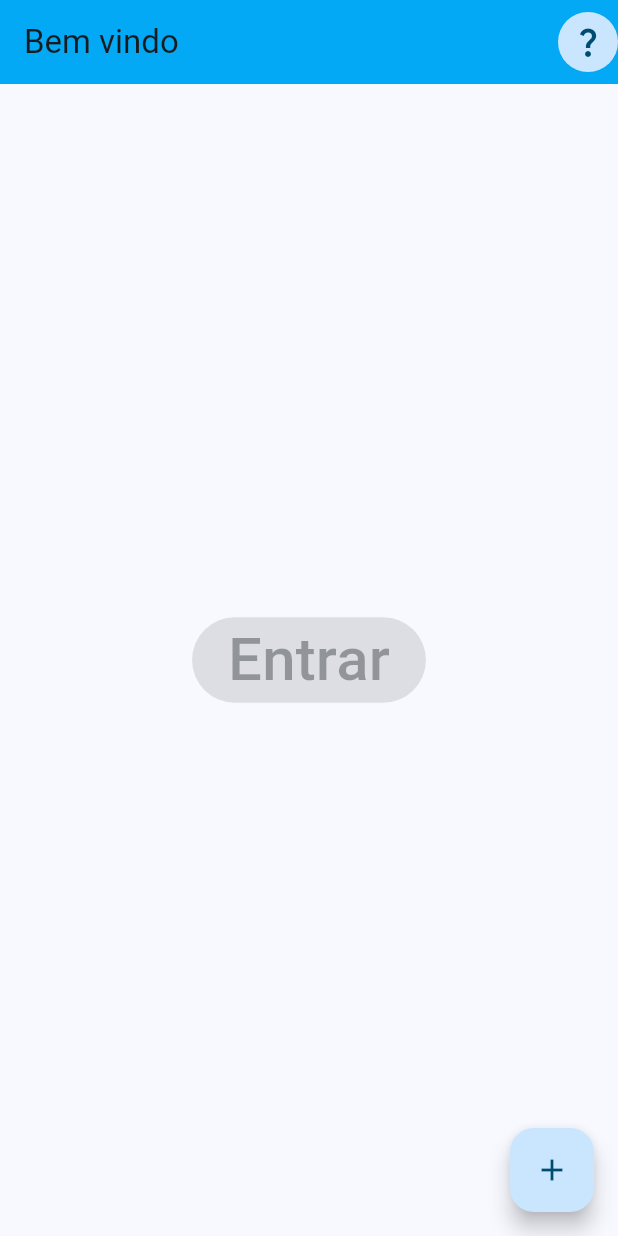
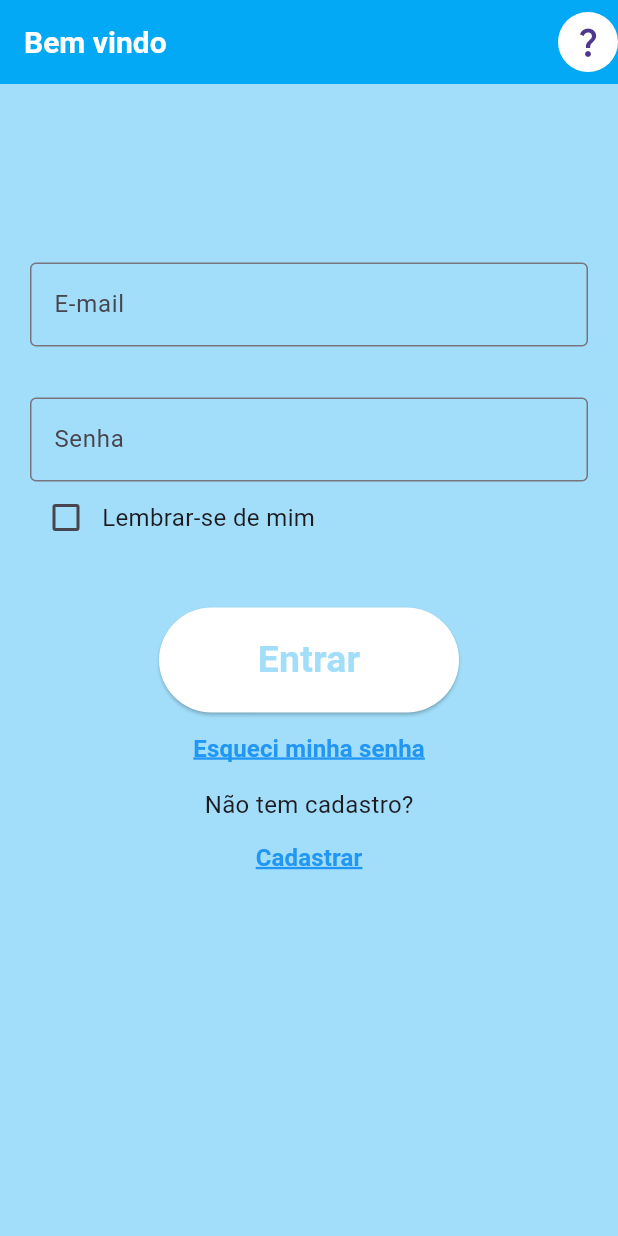
Before and after one commit to vinifred1003/tcc_app, a Flutter app: the screen it shows after launch, on a phone screen of 412 x 824 dp. Run offline on Flutter 3.47's test engine with Material 3 defaults, Android fonts, the phone set to English and light mode, and no system bars; Roboto replaces fonts that are missing (OpenSans).

Commit message:
login screen widgets

```diff
--- a/lib/main.dart
+++ b/lib/main.dart
@@ -1,5 +1,6 @@
+import 'dart:ui';
 import 'package:flutter/material.dart';
-import 'package:flutter/scheduler.dart';
+import './screens/login_screen.dart';
 
 void main() {
   runApp(MeproviApp());
@@ -12,70 +13,35 @@ class MeproviApp extends StatelessWidget {
   @override
   Widget build(BuildContext context) {
     final ThemeData tema = ThemeData();
+
     return MaterialApp(
-      title: 'MeproviAPP',
-      theme: ThemeData(
-        colorScheme: ColorScheme.fromSeed(seedColor: Colors.lightBlue),
-        useMaterial3: true,
+      home: LoginScreen(),
+      theme: tema.copyWith(
+        colorScheme: tema.colorScheme.copyWith(
+          primary: Colors.lightBlue,
+          secondary: Color.fromARGB(255, 162, 222, 250),
+        ),
+        textTheme: tema.textTheme.copyWith(
+          titleLarge: const TextStyle(
+            fontFamily: 'OpenSans',
+            fontSize: 18,
+            fontWeight: FontWeight.bold,
+            color: Colors.black,
+          ),
+          labelLarge: const TextStyle(
+            color: Colors.white,
+            fontWeight: FontWeight.bold,
+          ),
+        ),
+        appBarTheme: AppBarTheme(
+          color: Theme.of(context).colorScheme.primary,
+          titleTextStyle: const TextStyle(
+            fontFamily: 'OpenSans',
+            fontSize: 20,
+            fontWeight: FontWeight.bold,
+          ),
+        ),
       ),
-      home: const MyHomePage(title: 'Flutter Demo Home Page'),
     );
   }
 }
-
-class MyHomePage extends StatefulWidget {
-  const MyHomePage({super.key, required this.title});
-
-  final String title;
-
-  @override
-  State<MyHomePage> createState() => _MyHomePageState();
-}
-
-class _MyHomePageState extends State<MyHomePage> {
-  int _counter = 0;
-
-  void _incrementCounter() {
-    setState(() {
-      _counter++;
-    });
-  }
-
-  @override
-  Widget build(BuildContext context) {
-    return Scaffold(
-      appBar: AppBar(
-        title: Text("Bem vindo"),
-        backgroundColor: Colors.lightBlue,
-        actions: const <Widget>[
-          CircleAvatar(
-            radius: 20,
-            child: Padding(
-              padding: EdgeInsets.all(4.0),
-              child: Icon(Icons.question_mark),
-            ),
-          ),
-        ],
-      ),
-      body: Center(
-        child: Column(
-          mainAxisAlignment: MainAxisAlignment.center,
-          children: <Widget>[
-            ElevatedButton(
-              onPressed: null,
-              child: Text(
-                "Entrar",
-                style: TextStyle(fontSize: 40),
-              ),
-            ),
-          ],
-        ),
-      ),
-      floatingActionButton: FloatingActionButton(
-        onPressed: _incrementCounter,
-        tooltip: 'Increment',
-        child: const Icon(Icons.add),
-      ), // This trailing comma makes auto-formatting nicer for build methods.
-    );
-  }
-}
--- a/lib/screens/login_screen.dart
+++ b/lib/screens/login_screen.dart
@@ -0,0 +1,144 @@
+import 'package:flutter/material.dart';
+
+class LoginScreen extends StatefulWidget {
+  const LoginScreen({super.key});
+
+  @override
+  State<LoginScreen> createState() => _LoginScreenState();
+}
+
+class _LoginScreenState extends State<LoginScreen> {
+  bool isChecked = false;
+  @override
+  Widget build(BuildContext context) {
+    return Scaffold(
+      backgroundColor: Theme.of(context).colorScheme.secondary,
+      appBar: AppBar(
+        title: Text("Bem vindo"),
+        backgroundColor: Theme.of(context).colorScheme.primary,
+        actions: const <Widget>[
+          CircleAvatar(
+            backgroundColor: Colors.white,
+            radius: 20,
+            child: Padding(
+              padding: EdgeInsets.all(4.0),
+              child: Icon(Icons.question_mark),
+            ),
+          ),
+        ],
+      ),
+      body: SizedBox(
+        height: 2000,
+        child: Column(
+          mainAxisAlignment: MainAxisAlignment.center,
+          children: <Widget>[
+            Padding(
+              padding: const EdgeInsets.all(20),
+              child: Column(
+                children: [
+                  SizedBox(
+                    height: 90,
+                    child: TextField(
+                      decoration: InputDecoration(
+                        border: OutlineInputBorder(),
+                        hintText: '',
+                        labelText: 'E-mail',
+                      ),
+                    ),
+                  ),
+                  SizedBox(
+                    height: 120,
+                    child: Column(
+                      children: [
+                        TextField(
+                          decoration: InputDecoration(
+                            border: OutlineInputBorder(),
+                            labelText: 'Senha',
+                          ),
+                        ),
+                        Row(
+                          children: [
+                            Checkbox(
+                              checkColor: Colors.white,
+                              value: isChecked,
+                              onChanged: (bool? value) {
+                                setState(() {
+                                  isChecked = value!;
+                                });
+                              },
+                            ),
+                            Text(
+                              'Lembrar-se de mim',
+                              style: TextStyle(fontSize: 16),
+                            ),
+                          ],
+                        ),
+                      ],
+                    ),
+                  ),
+                ],
+              ),
+            ),
+            SizedBox(
+              height: 120,
+              child: Column(
+                children: [
+                  ElevatedButton(
+                    onPressed: () {},
+                    style: ElevatedButton.styleFrom(
+                      backgroundColor:
+                          Theme.of(context).textTheme.labelLarge?.color,
+                      foregroundColor: Theme.of(context).colorScheme.secondary,
+                      minimumSize: Size(200, 70),
+                    ),
+                    child: const Text(
+                      "Entrar",
+                      style: TextStyle(fontSize: 25),
+                    ),
+                  ),
+                  TextButton(
+                    onPressed: () {},
+                    child: const Text(
+                      "Esqueci minha senha",
+                      style: TextStyle(
+                        fontSize: 16,
+                        color: Colors.blue,
+                        decoration: TextDecoration.underline,
+                        decorationColor: Colors.blue, // Set the color you want
+                        decorationThickness: 2.0,
+                      ),
+                    ),
+                  ),
+                ],
+              ),
+            ),
+            SizedBox(
+              height: 200,
+              child: Column(
+                children: [
+                  const Text(
+                    'Não tem cadastro?',
+                    style: TextStyle(fontSize: 16),
+                  ),
+                  TextButton(
+                    onPressed: () {},
+                    child: const Text(
+                      "Cadastrar",
+                      style: TextStyle(
+                        fontSize: 16,
+                        color: Colors.blue,
+                        decoration: TextDecoration.underline,
+                        decorationColor: Colors.blue, // Set the color you want
+                        decorationThickness: 2.0,
+                      ),
+                    ),
+                  ),
+                ],
+              ),
+            ),
+          ],
+        ),
+      ),
+    );
+  }
+}
```
